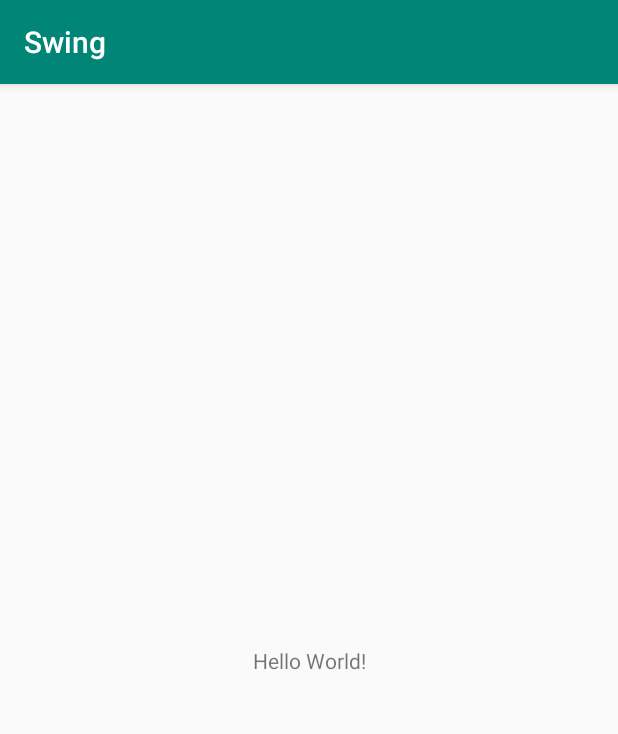
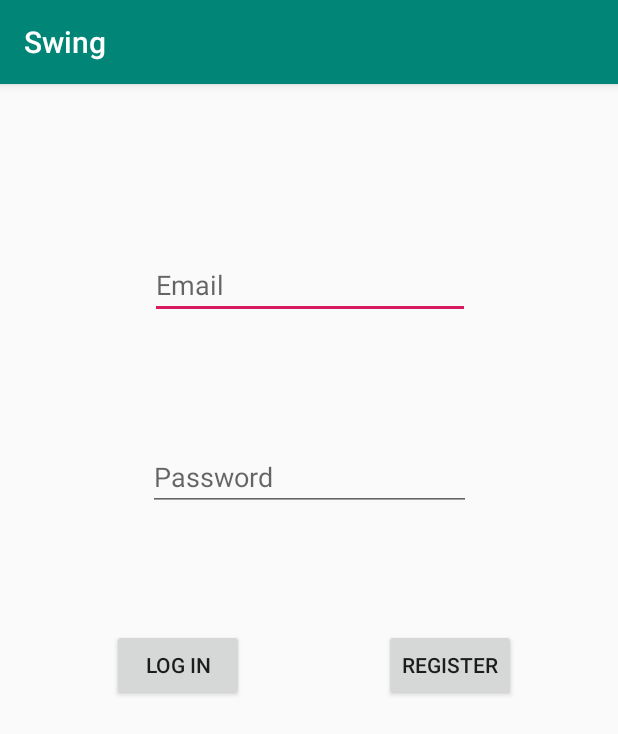
Before and after one commit to cosimo-pietrantonio/swing, an Android app: the screen it shows after launch (MainActivity before the commit, Login_Activity after it), on a phone screen of 412 x 824 dp. Shown: the top 734 px of the screen. Run offline under Robolectric (Android 15) with nearby library versions, the phone set to English and light mode, and no system bars.

Commit message:
Login&register

```diff
--- a/app/src/main/AndroidManifest.xml
+++ b/app/src/main/AndroidManifest.xml
@@ -9,6 +9,8 @@
         android:roundIcon="@mipmap/ic_launcher_round"
         android:supportsRtl="true"
         android:theme="@style/AppTheme">
+        <activity android:name=".Register_Activity"></activity>
+        <activity android:name=".Login_Activity" />
         <activity android:name=".MainActivity">
             <intent-filter>
                 <action android:name="android.intent.action.MAIN" />
--- /dev/null
+++ b/app/src/main/java/it/poliba/swing/Login_Activity.java
@@ -0,0 +1,39 @@
+package it.poliba.swing;
+
+import androidx.appcompat.app.AppCompatActivity;
+
+import android.content.Intent;
+import android.os.Bundle;
+import android.view.View;
+import android.widget.*;
+
+public class Login_Activity extends AppCompatActivity {
+
+    @Override
+    protected void onCreate(Bundle savedInstanceState) {
+        super.onCreate(savedInstanceState);
+        setContentView(R.layout.activity_login_);
+
+        Button bLogIn = (Button) findViewById(R.id.buttonLogIn);
+        Button bRegister = (Button) findViewById(R.id.buttonReg);
+        EditText etEmail = (EditText) findViewById(R.id.etMail);
+        EditText etPassword = (EditText) findViewById(R.id.etPass);
+
+        final Intent a = new Intent(this,Register_Activity.class);
+        bRegister.setOnClickListener(new View.OnClickListener() {
+            @Override
+            public void onClick(View v)
+            {
+                switch (v.getId())
+                {
+
+                    case R.id.buttonReg :
+
+                        startActivity(a);
+                        break;
+                }
+
+            }
+        });
+    }
+}
--- a/app/src/main/java/it/poliba/swing/MainActivity.java
+++ b/app/src/main/java/it/poliba/swing/MainActivity.java
@@ -2,13 +2,24 @@ package it.poliba.swing;
 
 import androidx.appcompat.app.AppCompatActivity;
 
+import android.content.Intent;
 import android.os.Bundle;
+import android.os.Handler;
 
 public class MainActivity extends AppCompatActivity {
 
+    private static int splash_time_out = 3000;
     @Override
     protected void onCreate(Bundle savedInstanceState) {
         super.onCreate(savedInstanceState);
         setContentView(R.layout.activity_main);
+        new Handler().postDelayed(new Runnable() {
+            @Override
+            public void run() {
+                Intent homeIntent = new Intent(MainActivity.this, Login_Activity.class);
+                startActivity(homeIntent);
+                finish();
+            }
+        },splash_time_out);
     }
 }
--- /dev/null
+++ b/app/src/main/res/layout/activity_login_.xml
@@ -0,0 +1,63 @@
+<?xml version="1.0" encoding="utf-8"?>
+<androidx.constraintlayout.widget.ConstraintLayout xmlns:android="http://schemas.android.com/apk/res/android"
+    xmlns:app="http://schemas.android.com/apk/res-auto"
+    xmlns:tools="http://schemas.android.com/tools"
+    android:layout_width="match_parent"
+    android:layout_height="match_parent"
+    tools:context=".Login_Activity">
+
+    <EditText
+        android:id="@+id/etMail"
+        android:layout_width="wrap_content"
+        android:layout_height="wrap_content"
+        android:layout_marginBottom="500dp"
+        android:ems="10"
+        android:hint="Email "
+        android:inputType="textEmailAddress"
+        app:layout_constraintBottom_toBottomOf="parent"
+        app:layout_constraintEnd_toEndOf="parent"
+        app:layout_constraintHorizontal_bias="0.505"
+        app:layout_constraintStart_toStartOf="parent"
+        app:layout_constraintTop_toTopOf="parent" />
+
+    <EditText
+        android:id="@+id/etPass"
+        android:layout_width="215dp"
+        android:layout_height="44dp"
+        android:layout_marginBottom="400dp"
+        android:ems="10"
+        android:hint="Password "
+        android:inputType="textPassword"
+        app:layout_constraintBottom_toBottomOf="parent"
+        app:layout_constraintEnd_toEndOf="parent"
+        app:layout_constraintStart_toStartOf="parent"
+        app:layout_constraintTop_toBottomOf="@+id/etMail" />
+
+    <Button
+        android:id="@+id/buttonLogIn"
+        android:layout_width="wrap_content"
+        android:layout_height="wrap_content"
+        android:layout_marginStart="97dp"
+        android:layout_marginTop="74dp"
+        android:layout_marginEnd="47dp"
+        android:layout_marginBottom="352dp"
+        android:text="LOG IN"
+        app:layout_constraintBottom_toBottomOf="parent"
+        app:layout_constraintEnd_toStartOf="@+id/buttonReg"
+        app:layout_constraintStart_toStartOf="parent"
+        app:layout_constraintTop_toBottomOf="@+id/etPass" />
+
+    <Button
+        android:id="@+id/buttonReg"
+        android:layout_width="wrap_content"
+        android:layout_height="wrap_content"
+        android:layout_marginStart="46dp"
+        android:layout_marginTop="74dp"
+        android:layout_marginEnd="91dp"
+        android:layout_marginBottom="352dp"
+        android:text="REGISTER"
+        app:layout_constraintBottom_toBottomOf="parent"
+        app:layout_constraintEnd_toEndOf="parent"
+        app:layout_constraintStart_toEndOf="@+id/buttonLogIn"
+        app:layout_constraintTop_toBottomOf="@+id/etPass" />
+</androidx.constraintlayout.widget.ConstraintLayout>
--- a/app/src/main/res/layout/activity_main.xml
+++ b/app/src/main/res/layout/activity_main.xml
@@ -6,13 +6,6 @@
     android:layout_height="match_parent"
     tools:context=".MainActivity">
 
-    <TextView
-        android:layout_width="wrap_content"
-        android:layout_height="wrap_content"
-        android:text="Hello World!"
-        app:layout_constraintBottom_toBottomOf="parent"
-        app:layout_constraintLeft_toLeftOf="parent"
-        app:layout_constraintRight_toRightOf="parent"
-        app:layout_constraintTop_toTopOf="parent" />
+
 
 </androidx.constraintlayout.widget.ConstraintLayout>
```
Also changed, not shown: app/src/main/java/it/poliba/swing/Register_Activity.java (added, +14 -0 lines), app/src/main/res/layout/activity_register_.xml (added, +121 -0 lines).
